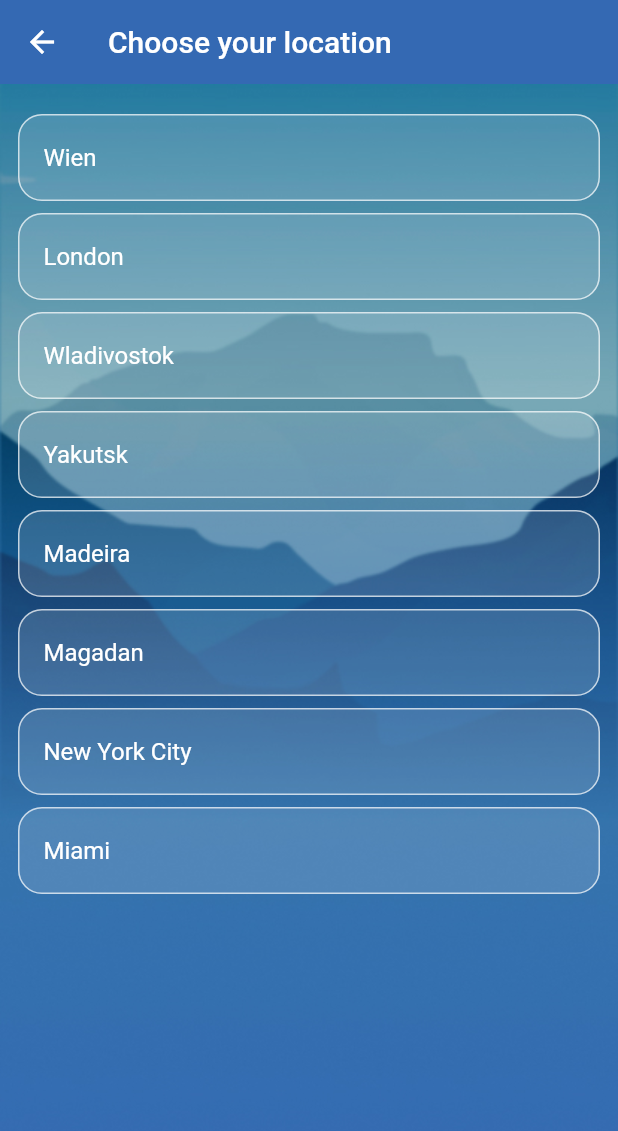
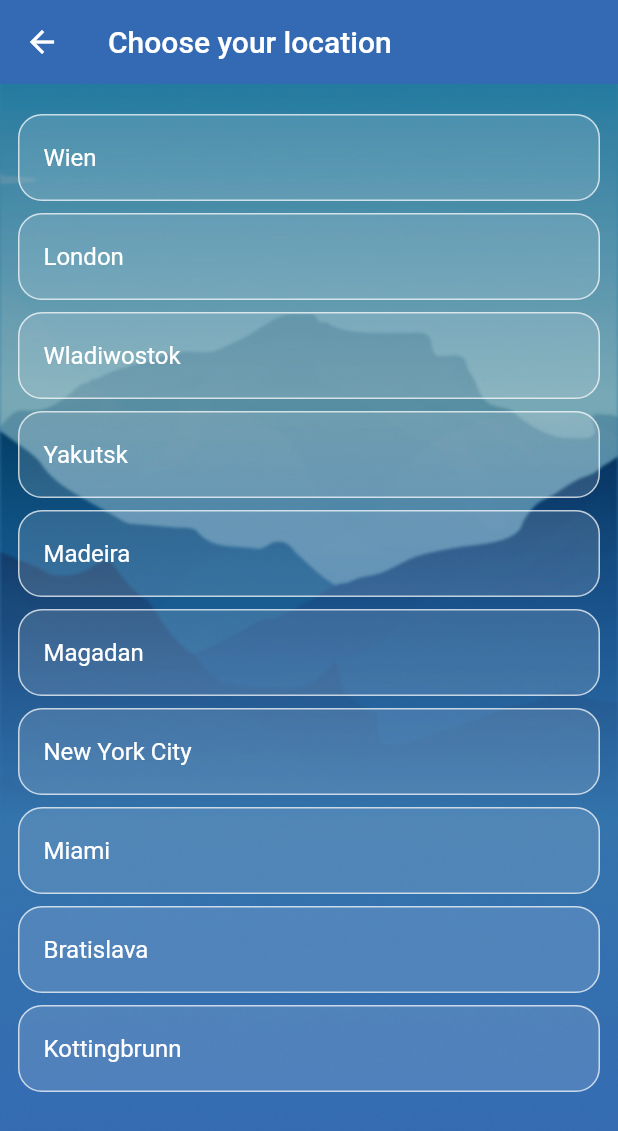
Before and after one commit to AlexanderMazurowski/AlexanderMazurowski, a Flutter app: the ChooseLocation screen opened by its route, on a phone screen of 412 x 824 dp. Shown: the top 1131 px of the screen. Run offline on Flutter 3.47's test engine with Material 2 defaults, Android fonts, the phone set to English and light mode, and no system bars; our stand-ins replace flutter_svg, google_fonts; network calls fail; Roboto replaces fonts that are missing (Overpass).

Commit message:
IOS Update 2

```diff
--- a/lib/pages/choose_location.dart
+++ b/lib/pages/choose_location.dart
@@ -14,13 +14,14 @@ class _ChooseLocationState extends State<ChooseLocation> {
   List<WorldSummary> locations = [
     WorldSummary(location: "vienna", url: "Europe/Vienna", lan: lan, name: "Wien"),
     WorldSummary(location: "london", url: "Europe/London", lan: lan, name: "London"),
-    WorldSummary(location: "vladivostok", url: "Asia/Vladivostok", lan: lan, name: "Wladivostok"),
+    WorldSummary(location: "vladivostok", url: "Asia/Vladivostok", lan: lan, name: "Wladiwostok"),
     WorldSummary(location: "yakutsk", url: "Asia/Yakutsk", lan: lan, name: "Yakutsk"),
     WorldSummary(location: "madeira", url: "Atlantic/Madeira", lan: lan, name: "Madeira"),
     WorldSummary(location: "magadan", url: "Asia/Magadan", lan: lan, name: "Magadan"),
     WorldSummary(location: "new%20york", url: "America/New_York", lan: lan, name: "New York City"),
     WorldSummary(location: "miami", url: "Etc/GMT+5", lan: lan, name: "Miami"),
-
+    WorldSummary(location: "bratislava", url: "Europe/Vienna", lan: lan, name: "Bratislava"),
+    WorldSummary(location: "kottingbrunn", url: "Europe/Vienna", lan: lan, name: "Kottingbrunn"),
   ];
 
   void updateTime(index) async {
```
Also changed, not shown: 1 other file.
